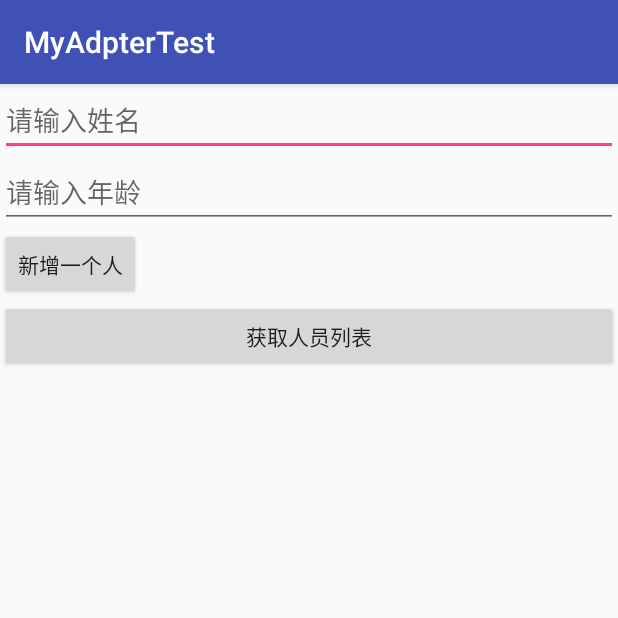
After one commit to GuchaoGit/MyAdapterTest, an Android app: the TestAidl screen opened directly, with no data from a screen before it, on a phone screen of 412 x 824 dp, the top half of it. The commit adds this screen. Run offline under Robolectric (Android 15) with nearby library versions, the phone set to English and light mode, and no system bars; our stand-ins replace ButterKnife; 3 statements that could not run were skipped.

Commit message:
添加aidl进程间通讯方式

```diff
--- a/app/src/main/java/com/guc/myadptertest/MainActivity.java
+++ b/app/src/main/java/com/guc/myadptertest/MainActivity.java
@@ -4,6 +4,7 @@ import android.os.Bundle;
 import android.support.v7.app.AppCompatActivity;
 import android.view.View;
 
+import com.guc.myadptertest.activity.TestAidl;
 import com.guc.myadptertest.activity.TestArrayAdaper;
 import com.guc.myadptertest.activity.TestCalendar;
 import com.guc.myadptertest.activity.TestCalendarMeizu;
@@ -26,7 +27,7 @@ public class MainActivity extends AppCompatActivity {
         ButterKnife.bind(this);
     }
 
-    @OnClick({R.id.tv_array_adapter, R.id.tv_simple_adapter,R.id.tv_page_adapter,R.id.tv_card_adapter,R.id.tv_swipe_cardview,R.id.tv_test_calendar,R.id.tv_test_calendar_meizu,R.id.tv_test_recycler_view,R.id.tv_test_group_recycler_view})
+    @OnClick({R.id.tv_array_adapter, R.id.tv_simple_adapter, R.id.tv_page_adapter, R.id.tv_card_adapter, R.id.tv_swipe_cardview, R.id.tv_test_calendar, R.id.tv_test_calendar_meizu, R.id.tv_test_recycler_view, R.id.tv_test_group_recycler_view, R.id.tv_test_aidl})
     public void onViewClicked(View view) {
         switch (view.getId()) {
             case R.id.tv_array_adapter:
@@ -56,6 +57,9 @@ public class MainActivity extends AppCompatActivity {
             case R.id.tv_test_group_recycler_view:
                 TestGroupRecycleView.jump(this);
                 break;
+            case R.id.tv_test_aidl:
+                TestAidl.jump(this);
+                break;
         }
     }
 
--- /dev/null
+++ b/app/src/main/java/com/guc/myadptertest/activity/TestAidl.java
@@ -0,0 +1,150 @@
+package com.guc.myadptertest.activity;
+
+import android.content.ComponentName;
+import android.content.Context;
+import android.content.Intent;
+import android.content.ServiceConnection;
+import android.os.Bundle;
+import android.os.IBinder;
+import android.os.RemoteException;
+import android.support.annotation.Nullable;
+import android.support.v7.app.AppCompatActivity;
+import android.support.v7.widget.LinearLayoutManager;
+import android.support.v7.widget.RecyclerView;
+import android.text.TextUtils;
+import android.view.View;
+import android.widget.Button;
+import android.widget.EditText;
+import android.widget.Toast;
+
+import com.guc.myadptertest.ICallback;
+import com.guc.myadptertest.IPersonAidlInterface;
+import com.guc.myadptertest.R;
+import com.guc.myadptertest.adapter.AdapterPerson;
+import com.guc.myadptertest.bean.BeanPerson;
+import com.guc.myadptertest.service.PersonService;
+
+import java.util.Random;
+
+import butterknife.BindView;
+import butterknife.ButterKnife;
+import butterknife.OnClick;
+
+/**
+ * Created by guc on 2018/10/15.
+ * 描述：aidl进程间通讯测试
+ */
+public class TestAidl extends AppCompatActivity {
+    @BindView(R.id.rcv)
+    RecyclerView mRcv;
+    @BindView(R.id.et_name)
+    EditText mEtName;
+    @BindView(R.id.et_age)
+    EditText mEtAge;
+    @BindView(R.id.btn_add_person)
+    Button mBtnAddPerson;
+    @BindView(R.id.btn_get_person)
+    Button mBtnGetPerson;
+    private AdapterPerson mAdapter;
+    private Random random = new Random();
+    private BeanPerson mPerson;
+    private String mName;
+    private int mAge;
+    private IPersonAidlInterface mPersonAidl;
+    private ICallback mCallback;
+    private ServiceConnection mConn = new ServiceConnection() {
+        @Override
+        public void onServiceConnected(ComponentName name, IBinder service) {
+            mPersonAidl = IPersonAidlInterface.Stub.asInterface(service);
+            try {
+                mPersonAidl.registerCallback(mCallback);
+            } catch (RemoteException e) {
+                e.printStackTrace();
+            }
+        }
+
+        @Override
+        public void onServiceDisconnected(ComponentName name) {
+            mPersonAidl = null;
+        }
+    };
+
+    public static void jump(Context context) {
+        Intent intent = new Intent(context, TestAidl.class);
+        context.startActivity(intent);
+    }
+
+    @Override
+    protected void onCreate(@Nullable Bundle savedInstanceState) {
+        super.onCreate(savedInstanceState);
+        setContentView(R.layout.aty_test_aidl);
+        ButterKnife.bind(this);
+        initView();
+        //绑定服务
+        Intent intent = new Intent(this, PersonService.class);
+        bindService(intent, mConn, BIND_AUTO_CREATE);
+    }
+
+    @OnClick({R.id.btn_add_person, R.id.btn_get_person})
+    public void onViewClicked(View view) {
+        switch (view.getId()) {
+            case R.id.btn_add_person:
+                if (mPersonAidl == null) return;
+                getPersonParams();
+                mPerson = new BeanPerson();
+                mPerson.name = TextUtils.isEmpty(mName) ? "万剑归中" + random.nextInt() : mName;
+                mPerson.age = mAge <= 0 ? random.nextInt() : mAge;
+                try {
+                    mPersonAidl.addPerson(mPerson);
+                } catch (RemoteException e) {
+                    e.printStackTrace();
+                }
+                break;
+            case R.id.btn_get_person:
+                try {
+                    mAdapter.update(mPersonAidl.getPersonList());
+                } catch (RemoteException e) {
+                    e.printStackTrace();
+                }
+                break;
+        }
+    }
+
+    private void initView() {
+        mAdapter = new AdapterPerson(this, null);
+        mRcv.setLayoutManager(new LinearLayoutManager(this, LinearLayoutManager.VERTICAL, false));
+        mRcv.setAdapter(mAdapter);
+
+        mCallback = new ICallback.Stub() {
+            @Override
+            public void onAddPersonCallback(boolean success, String msg) throws RemoteException {
+                showToast(msg);
+            }
+
+            @Override
+            public void onGetPersonsCallbacck(boolean success, String msg) throws RemoteException {
+                showToast(msg);
+            }
+        };
+    }
+
+    private void getPersonParams() {
+        mName = mEtName.getText().toString().trim();
+        try {
+            mAge = Integer.parseInt(mEtAge.getText().toString().trim());
+        } catch (NumberFormatException e) {
+            mAge = 0;
+        }
+
+    }
+
+    @Override
+    protected void onDestroy() {
+        super.onDestroy();
+        unbindService(mConn);
+    }
+
+    private void showToast(String msg) {
+        Toast.makeText(this, msg, Toast.LENGTH_SHORT).show();
+    }
+}
--- /dev/null
+++ b/app/src/main/java/com/guc/myadptertest/adapter/AdapterPerson.java
@@ -0,0 +1,26 @@
+package com.guc.myadptertest.adapter;
+
+import android.content.Context;
+
+import com.guc.myadptertest.R;
+import com.guc.myadptertest.bean.BeanPerson;
+
+import java.util.List;
+
+/**
+ * Created by guc on 2018/8/17.
+ * 描述：
+ */
+public class AdapterPerson extends CommonRecycleAdapter<BeanPerson> {
+
+    public AdapterPerson(Context context, List<BeanPerson> mDatas) {
+        super(context, mDatas, R.layout.item_person);
+
+    }
+
+    @Override
+    public void bindData(CommonViewHolder holder, BeanPerson data) {
+        holder.setText(R.id.tv_name, "姓名：" + data.name)
+                .setText(R.id.tv_age, "年龄：" + data.age);
+    }
+}
--- /dev/null
+++ b/app/src/main/res/layout/aty_test_aidl.xml
@@ -0,0 +1,37 @@
+<?xml version="1.0" encoding="utf-8"?>
+<LinearLayout xmlns:android="http://schemas.android.com/apk/res/android"
+    android:layout_width="match_parent"
+    android:layout_height="match_parent"
+    android:orientation="vertical">
+
+    <EditText
+        android:id="@+id/et_name"
+        android:layout_width="match_parent"
+        android:layout_height="wrap_content"
+        android:hint="请输入姓名" />
+
+    <EditText
+        android:id="@+id/et_age"
+        android:layout_width="match_parent"
+        android:layout_height="wrap_content"
+        android:hint="请输入年龄"
+        android:inputType="number" />
+
+    <Button
+        android:id="@+id/btn_add_person"
+        android:layout_width="wrap_content"
+        android:layout_height="wrap_content"
+        android:text="新增一个人" />
+
+    <Button
+        android:id="@+id/btn_get_person"
+        android:layout_width="match_parent"
+        android:layout_height="wrap_content"
+        android:text="获取人员列表" />
+
+    <android.support.v7.widget.RecyclerView
+        android:id="@+id/rcv"
+        android:layout_width="match_parent"
+        android:layout_height="match_parent" />
+
+</LinearLayout>
```
Also changed, not shown: app/build.gradle (+12 -10 lines), app/src/main/AndroidManifest.xml (+7 -0 lines), app/src/main/java/com/guc/myadptertest/bean/BeanPerson.java (added, +52 -0 lines), app/src/main/java/com/guc/myadptertest/service/PersonService.java (added, +72 -0 lines), app/src/main/res/layout/activity_main.xml (+9 -3 lines), app/src/main/res/layout/item_person.xml (added, +16 -0 lines), build.gradle (+14 -2 lines), app/src/main/aidl/com/guc/myadptertest/ICallback.aidl (added), app/src/main/aidl/com/guc/myadptertest/IPersonAidlInterface.aidl (added), app/src/main/aidl/com/guc/myadptertest/bean/BeanPerson.aidl (added), gradle/wrapper/gradle-wrapper.properties.
